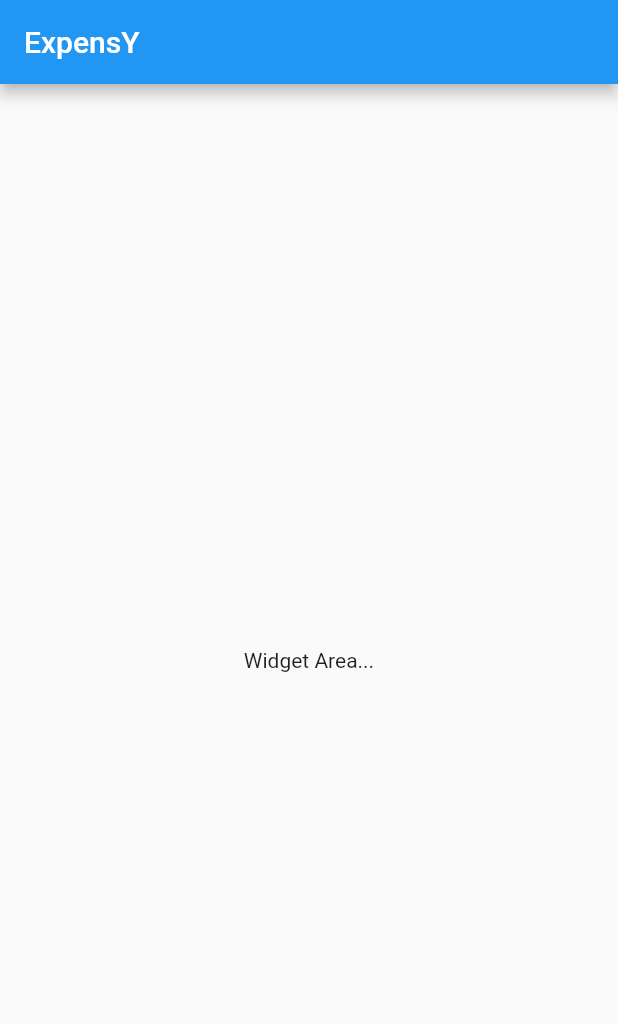
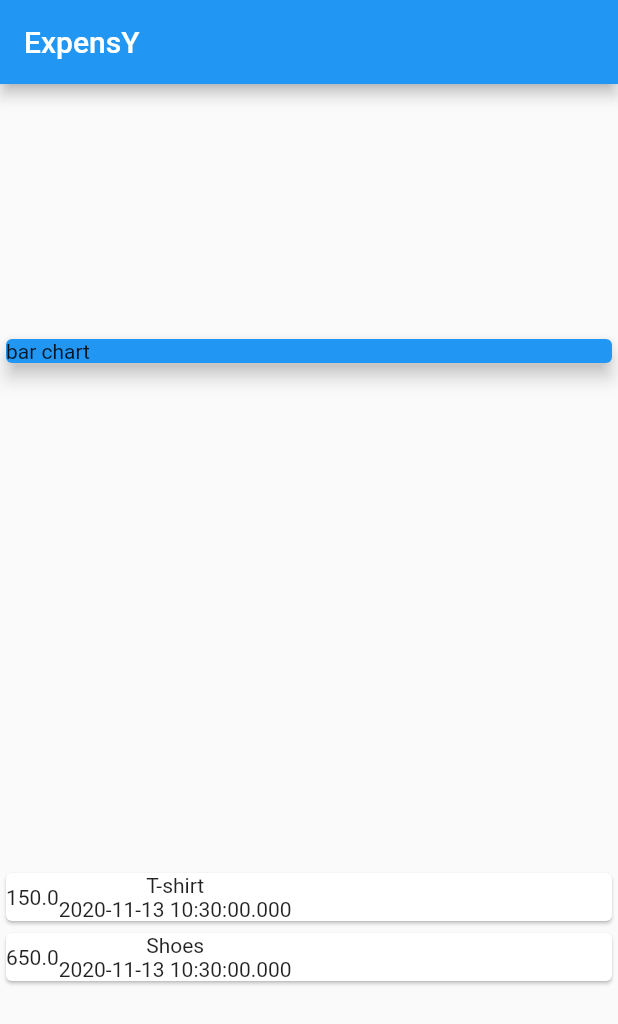
Before and after one commit to gouthamk-cryptichub/ExpensY_App, a Flutter app: the screen it shows after launch, on a phone screen of 412 x 824 dp. Shown: the top 1024 px of the screen. Run offline on Flutter 3.47's test engine with Material 2 defaults, Android fonts, the phone set to English and light mode, and no system bars.

Commit message:
raw details 1.

```diff
--- a/lib/main.dart
+++ b/lib/main.dart
@@ -1,4 +1,6 @@
 import 'package:flutter/material.dart';
+
+import 'package:ExpensY_APP/transaction.dart';
 
 void main() => runApp(MyApp());
 
@@ -13,14 +15,61 @@ class MyApp extends StatelessWidget {
 }
 
 class MyHomePage extends StatelessWidget {
+  final List<Transaction> transactions = [
+    Transaction(
+      id: 'exp1',
+      title: 'T-shirt',
+      amt: 150.00,
+      date: DateTime.now(),
+    ),
+    Transaction(
+      id: 'exp2',
+      title: 'Shoes',
+      amt: 650.00,
+      date: DateTime.now(),
+    )
+  ];
+
   @override
   Widget build(BuildContext context) {
     return Scaffold(
       appBar: AppBar(
         title: Text('ExpensY'),
       ),
-      body: Center(
-        child: Text('Widget Area...'),
+      body: Column(
+        mainAxisAlignment: MainAxisAlignment.spaceAround,
+        crossAxisAlignment: CrossAxisAlignment.stretch,
+        children: [
+          Container(
+            width: double.infinity,
+            child: Card(
+              child: Text('bar chart'),
+              color: Colors.blue,
+              elevation: 5,
+            ),
+          ),
+          Column(
+            children: transactions.map((trans) {
+              return Card(
+                child: Row(
+                  children: [
+                    Container(
+                      child: Text(
+                        trans.amt.toString(),
+                      ),
+                    ),
+                    Column(
+                      children: [
+                        Text(trans.title),
+                        Text(trans.date.toString())
+                      ],
+                    )
+                  ],
+                ),
+              );
+            }).toList(),
+          ),
+        ],
       ),
     );
   }
--- /dev/null
+++ b/lib/transaction.dart
@@ -0,0 +1,14 @@
+import 'package:flutter/foundation.dart';
+
+class Transaction {
+  final String id;
+  final String title;
+  final double amt;
+  final DateTime date;
+
+  Transaction({
+    @required this.id,
+    @required this.title,
+    @required this.amt,
+    @required this.date});
+}
```
